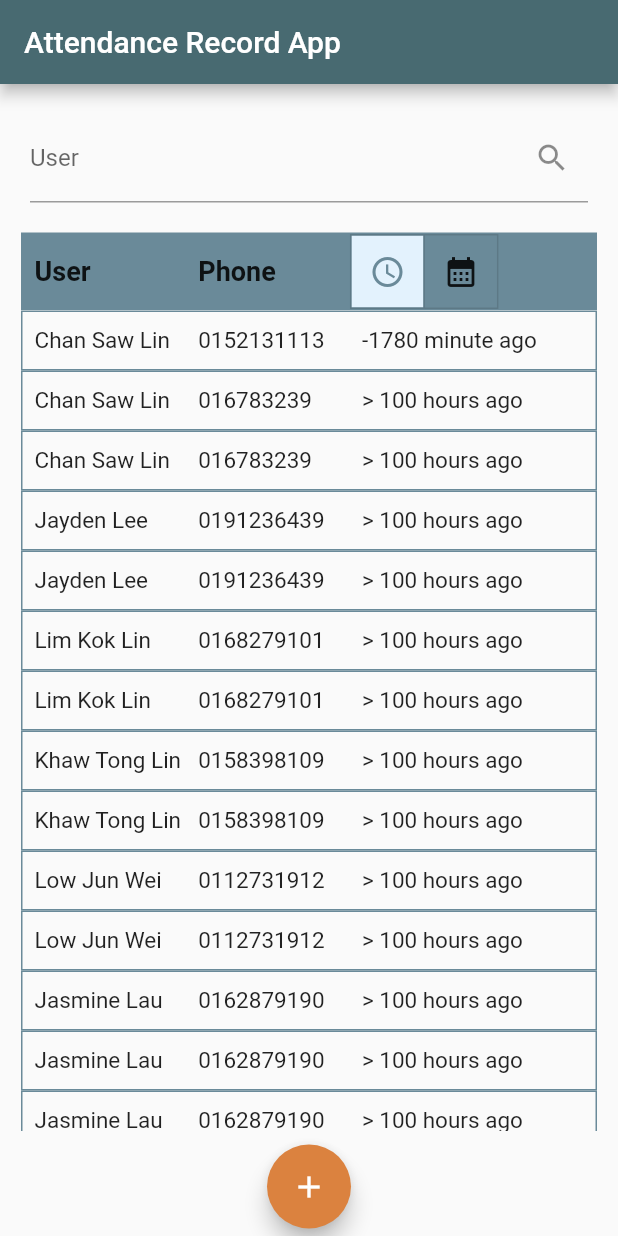
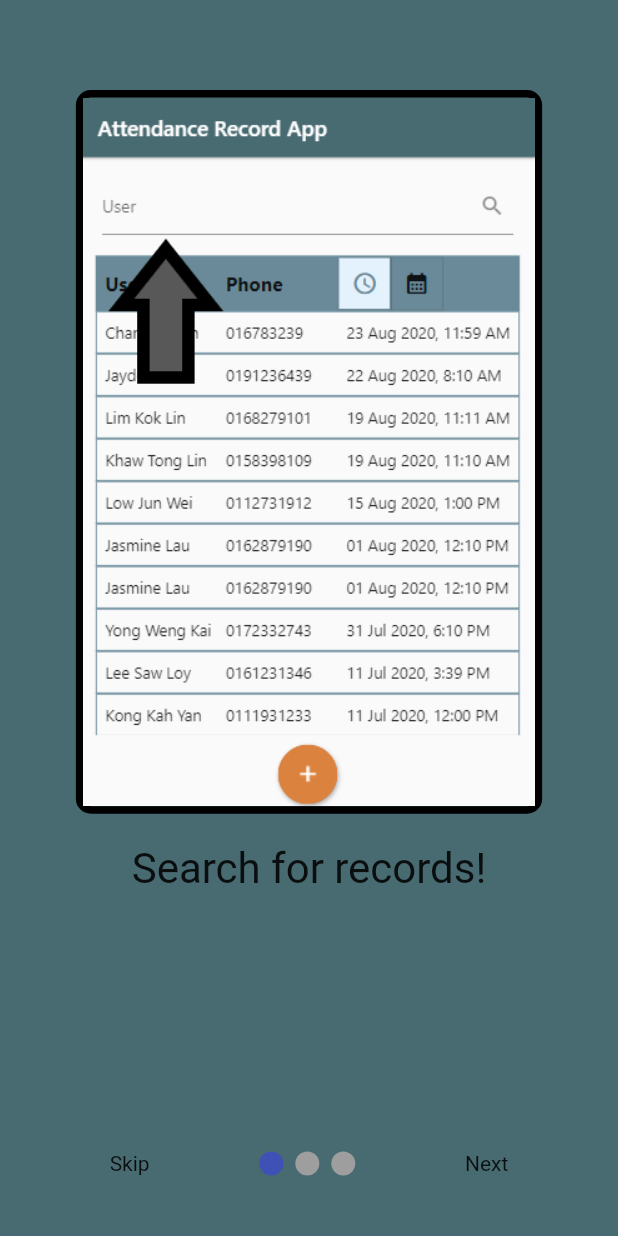
Before and after one commit to wuburn10/attendance, a Flutter app: the screen it shows after launch, on a phone screen of 412 x 824 dp. Run offline on Flutter 3.47's test engine with Material 2 defaults, Android fonts, the phone set to English and light mode, and no system bars; drawn by our look-alikes of smooth_page_indicator; our stand-ins replace share_plus, shared_preferences.

Commit message:
5th Commit

```diff
--- a/lib/homepage.dart
+++ b/lib/homepage.dart
@@ -1,7 +1,7 @@
 import 'package:attendance/record.dart';
 import 'package:attendance/detailspage.dart';
 import 'package:flutter/material.dart';
-import 'package:flutter/rendering.dart';
+import 'package:shared_preferences/shared_preferences.dart';
 
 class HomePage extends StatefulWidget {
   @override
@@ -11,103 +11,36 @@ class HomePage extends StatefulWidget {
 class _HomePageState extends State<HomePage> {
   List<RecordAttendance> attendanceList = [
     RecordAttendance(
-        user: "Chan Saw Lin",
-        phone: "0152131113",
-        checkIn: DateTime.parse("2023-05-04 16:10:05")),
+        "Chan Saw Lin", "0152131113", DateTime.parse("2020-06-30 16:10:05")),
     RecordAttendance(
-        user: "Lee Saw Loy",
-        phone: "0161231346",
-        checkIn: DateTime.parse("2020-07-11 15:39:59")),
+        "Lee Saw Loy", "0161231346", DateTime.parse("2020-07-11 15:39:59")),
     RecordAttendance(
-        user: "Khaw Tong Lin",
-        phone: "0158398109",
-        checkIn: DateTime.parse("2020-08-19 11:10:18")),
+        "Khaw Tong Lin", "0158398109", DateTime.parse("2020-08-19 11:10:18")),
     RecordAttendance(
-        user: "Lim Kok Lin",
-        phone: "0168279101",
-        checkIn: DateTime.parse("2020-08-19 11:11:35")),
+        "Lim Kok Lin", "0168279101", DateTime.parse("2020-08-19 11:11:35")),
     RecordAttendance(
-        user: "Low Jun Wei",
-        phone: "0112731912",
-        checkIn: DateTime.parse("2020-08-15 13:00:05")),
+        "Low Jun Wei", "0112731912", DateTime.parse("2020-08-15 13:00:05")),
     RecordAttendance(
-        user: "Yong Weng Kai",
-        phone: "0172332743",
-        checkIn: DateTime.parse("2020-07-31 18:10:11")),
+        "Yong Weng Kai", "0172332743", DateTime.parse("2020-07-31 18:10:11")),
     RecordAttendance(
-        user: "Jayden Lee",
-        phone: "0191236439",
-        checkIn: DateTime.parse("2020-08-22 08:10:38")),
+        "Jayden Lee", "0191236439", DateTime.parse("2020-08-22 08:10:38")),
     RecordAttendance(
-        user: "Kong Kah Yan",
-        phone: "0111931233",
-        checkIn: DateTime.parse("2020-07-11 12:00:00")),
+        "Kong Kah Yan", "0111931233", DateTime.parse("2020-07-11 12:00:00")),
     RecordAttendance(
-        user: "Jasmine Lau",
-        phone: "0162879190",
-        checkIn: DateTime.parse("2020-08-01 12:10:05")),
+        "Jasmine Lau", "0162879190", DateTime.parse("2020-08-01 12:10:05")),
     RecordAttendance(
-        user: "Chan Saw Lin",
-        phone: "016783239",
-        checkIn: DateTime.parse("2020-08-23 11:59:05")),
+        "Chan Saw Lin", "016783239", DateTime.parse("2020-08-23 11:59:05")),
     RecordAttendance(
-        user: "Jasmine Lau",
-        phone: "0162879190",
-        checkIn: DateTime.parse("2020-08-01 12:10:05")),
-    RecordAttendance(
-        user: "Chan Saw Lin",
-        phone: "0152131113",
-        checkIn: DateTime.parse("2020-06-30 16:10:05")),
-    RecordAttendance(
-        user: "Lee Saw Loy",
-        phone: "0161231346",
-        checkIn: DateTime.parse("2020-07-11 15:39:59")),
-    RecordAttendance(
-        user: "Khaw Tong Lin",
-        phone: "0158398109",
-        checkIn: DateTime.parse("2020-08-19 11:10:18")),
-    RecordAttendance(
-        user: "Lim Kok Lin",
-        phone: "0168279101",
-        checkIn: DateTime.parse("2020-08-19 11:11:35")),
-    RecordAttendance(
-        user: "Low Jun Wei",
-        phone: "0112731912",
-        checkIn: DateTime.parse("2020-08-15 13:00:05")),
-    RecordAttendance(
-        user: "Yong Weng Kai",
-        phone: "0172332743",
-        checkIn: DateTime.parse("2020-07-31 18:10:11")),
-    RecordAttendance(
-        user: "Jayden Lee",
-        phone: "0191236439",
-        checkIn: DateTime.parse("2020-08-22 08:10:38")),
-    RecordAttendance(
-        user: "Kong Kah Yan",
-        phone: "0111931233",
-        checkIn: DateTime.parse("2020-07-11 12:00:00")),
-    RecordAttendance(
-        user: "Jasmine Lau",
-        phone: "0162879190",
-        checkIn: DateTime.parse("2020-08-01 12:10:05")),
-    RecordAttendance(
-        user: "Chan Saw Lin",
-        phone: "016783239",
-        checkIn: DateTime.parse("2020-08-23 11:59:05")),
-    RecordAttendance(
-        user: "Jasmine Lau",
-        phone: "0162879190",
-        checkIn: DateTime.parse("2020-08-01 12:10:05")),
+        "Jasmine Lau", "0162879190", DateTime.parse("2020-08-01 12:10:05")),
   ];
 
   List<RecordAttendance> searchAttendanceList = [];
-
 
   final List<bool> _selections = <bool>[true, false];
 
   bool _selectionsTimeAgo = true;
 
-  List<bool> getSelections(){
+  List<bool> getSelections() {
     return _selections;
   }
 
@@ -132,6 +65,30 @@ class _HomePageState extends State<HomePage> {
     setState(() {
       searchAttendanceList = results;
     });
+
+    bool timeAgo;
+
+    _loadSelectedTimeAgo() async {
+      SharedPreferences prefs = await SharedPreferences.getInstance();
+      setState(() {
+        timeAgo = prefs.getBool('selectedTimeAgo') ??
+            true; // Default value is true if the value is not stored in SharedPreferences
+      });
+    }
+
+    void _onTimeFormatChanged(bool newValue) async {
+      SharedPreferences prefs = await SharedPreferences.getInstance();
+      prefs.setBool('selectedTimeAgo', newValue);
+      setState(() {
+        timeAgo = newValue;
+      });
+    }
+
+    @override
+    void initState() {
+      super.initState();
+      _loadSelectedTimeAgo();
+    }
   }
 
   final nameController = TextEditingController();
@@ -159,27 +116,37 @@ class _HomePageState extends State<HomePage> {
                 ),
                 Align(
                   alignment: Alignment.centerLeft,
-                  child: Text('Phone'),
+                  child: const Text('Phone'),
                 ),
                 TextField(
                   controller: phoneController,
                   autofocus: true,
-                  decoration:
-                      InputDecoration(hintText: "Enter your phone number"),
+                  decoration: const InputDecoration(
+                      hintText: "Enter your phone number"),
                 ),
               ],
             ),
             actions: [
               TextButton(
-                child: Text("Submit"),
+                child: const Text("Submit"),
                 onPressed: () {
+                  final success = SnackBar(
+                      content: const Text("New record is added!"),
+                      duration: const Duration(seconds: 3),
+                      action: SnackBarAction(
+                          label: "Close",
+                          onPressed: () {
+                            ScaffoldMessenger.of(context).hideCurrentSnackBar();
+                          }));
+                  ScaffoldMessenger.of(context).showSnackBar(success);
                   final name = nameController.text;
                   final phone = phoneController.text;
                   final record = RecordAttendance(
-                      user: name, phone: phone, checkIn: DateTime.now());
+                      name, phone, DateTime.now(), _selectionsTimeAgo);
                   setState(() {
                     attendanceList.add(record);
                   });
+
                   Navigator.of(context).pop();
                 },
               ),
@@ -188,12 +155,13 @@ class _HomePageState extends State<HomePage> {
 
   @override
   Widget build(BuildContext context) {
-    attendanceList.sort(
-        (a, b) => b.checkIn.compareTo(a.checkIn)); // sorting to new -> old
+    attendanceList
+        .sort((a, b) => b.checkIn.compareTo(a.checkIn)); // sorting new -> old
     return Scaffold(
       appBar: AppBar(
+        automaticallyImplyLeading: false,
         backgroundColor: const Color(0xFF486A71),
-        title: Text('Attendance Record App'),
+        title: const Text('Attendance Record App'),
       ),
       body: Column(
         children: [
@@ -204,8 +172,8 @@ class _HomePageState extends State<HomePage> {
             padding: const EdgeInsets.symmetric(horizontal: 20.0),
             child: TextField(
               onChanged: (value) => _runFilter(value),
-              decoration: InputDecoration(
-                suffixIcon: const Icon(Icons.search),
+              decoration: const InputDecoration(
+                suffixIcon: Icon(Icons.search),
                 labelText: 'User',
                 hintText: "Enter User's Name",
               ),
@@ -223,7 +191,7 @@ class _HomePageState extends State<HomePage> {
               ),
               child: Row(
                 children: [
-                  Expanded(
+                  const Expanded(
                     flex: 2,
                     child: Padding(
                       padding: const EdgeInsets.only(left: 8.0),
@@ -256,18 +224,19 @@ class _HomePageState extends State<HomePage> {
                           onPressed: (int index) {
                             setState(() {
                               _selections[index] = !_selections[index];
-                              if (index == 1){ // dd MM yy
+                              if (index == 1) {
+                                // dd MM yy
                                 _selectionsTimeAgo = false;
                                 _selections[0] = false;
                                 _selections[1] = true;
-                                print(_selectionsTimeAgo);
-                              }else{ // time Ago
+                              } else {
+                                // time Ago
                                 _selectionsTimeAgo = true;
                                 _selections[1] = false;
                                 _selections[0] = true;
-                                print(_selectionsTimeAgo);
                               }
                             });
+                            setState(() {});
                           },
                           children: const [
                             Icon(Icons.access_time),
@@ -298,10 +267,10 @@ class _HomePageState extends State<HomePage> {
                       );
                     },
                     child: RecordAttendance(
-                      user: searchAttendanceList[index].user,
-                      phone: searchAttendanceList[index].phone,
-                      checkIn: searchAttendanceList[index].checkIn,
-                    ),
+                        searchAttendanceList[index].user,
+                        searchAttendanceList[index].phone,
+                        searchAttendanceList[index].checkIn,
+                        _selectionsTimeAgo),
                   );
                 },
               ),
--- /dev/null
+++ b/lib/intropage.dart
@@ -0,0 +1,145 @@
+import 'package:attendance/homepage.dart';
+import 'package:flutter/cupertino.dart';
+
+import 'package:flutter/material.dart';
+import 'package:smooth_page_indicator/smooth_page_indicator.dart';
+
+class IntroPage extends StatefulWidget {
+  const IntroPage({Key? key}) : super(key: key);
+
+  @override
+  _IntroPageScreenState createState() => _IntroPageScreenState();
+}
+
+class _IntroPageScreenState extends State<IntroPage> {
+  final PageController _controller = PageController();
+  bool onLastPage = false;
+  @override
+  Widget build(BuildContext context) {
+    return Scaffold(
+        body: Stack(children: [
+      PageView(
+        controller: _controller,
+        onPageChanged: (index) {
+          setState(() {
+            onLastPage = (index == 2);
+          });
+        },
+        children: [
+          Container(
+            height: 200,
+            width: 20,
+            color: const Color(0xFF486A71),
+            child: Column(
+              children: [
+                SizedBox(
+                  height: 60,
+                ),
+                Container(
+                  decoration: BoxDecoration(
+                    border: Border.all(width: 5),
+                    borderRadius: BorderRadius.circular(10),
+                  ),
+                  child: Image.asset('lib/images/intro1.png', scale: 1.2),
+                ),
+                const SizedBox(
+                  height: 20,
+                ),
+                const Center(
+                    child: Text(
+                  "Search for records!",
+                  style: TextStyle(fontSize: 28),
+                )),
+              ],
+            ),
+          ),
+          Container(
+            color: const Color(0xFF6A8A99),
+            child: Column(
+              children: [
+                SizedBox(
+                  height: 60,
+                ),
+                Container(
+                  decoration: BoxDecoration(
+                    border: Border.all(width: 5),
+                    borderRadius: BorderRadius.circular(10),
+                  ),
+                  child: Image.asset('lib/images/intro2.png', scale: 1.2),
+                ),
+                const SizedBox(
+                  height: 20,
+                ),
+                const Center(
+                    child: Text(
+                  "Add new records!",
+                  style: TextStyle(fontSize: 28),
+                )),
+              ],
+            ),
+          ),
+          Container(
+            color: const Color(0xFFDB823F),
+            child: Column(
+              children: [
+                SizedBox(
+                  height: 60,
+                ),
+                Container(
+                  decoration: BoxDecoration(
+                    border: Border.all(width: 5),
+                    borderRadius: BorderRadius.circular(10),
+                  ),
+                  child: Image.asset('lib/images/intro3.png', scale: 1.2),
+                ),
+                const SizedBox(
+                  height: 20,
+                ),
+                const Center(
+                    child: Text(
+                  "View individual records!",
+                  style: TextStyle(fontSize: 28),
+                )),
+              ],
+            ),
+          ),
+        ],
+      ),
+      Container(
+        alignment: Alignment(0, 0.9),
+        child: Row(mainAxisAlignment: MainAxisAlignment.spaceEvenly, children: [
+          // skip button
+          GestureDetector(
+            onTap: () {
+              _controller.jumpToPage(2);
+            },
+            child: const Text('Skip'),
+          ),
+
+          // dot indicator
+          SmoothPageIndicator(controller: _controller, count: 3),
+
+          // next/done button
+          onLastPage
+              ? GestureDetector(
+                  onTap: () {
+                    Navigator.push(context,
+                        MaterialPageRoute(builder: (context) {
+                      return HomePage();
+                    }));
+                  },
+                  child: Text('Done'),
+                )
+              : GestureDetector(
+                  onTap: () {
+                    _controller.nextPage(
+                        duration: Duration(milliseconds: 500),
+                        curve: Curves.easeIn);
+                  },
+                  child: Text('Next'),
+                ),
+        ]),
+      ),
+    ]));
+  }
+}
--- a/lib/main.dart
+++ b/lib/main.dart
@@ -1,16 +1,17 @@
+import 'package:attendance/intropage.dart';
 import 'package:flutter/material.dart';
-import 'package:attendance/homepage.dart';
-
 void main() {
   runApp(MyApp());
 }
 
 class MyApp extends StatelessWidget {
+  const MyApp({super.key});
+
   @override
   Widget build(BuildContext context) {
-    return MaterialApp(
+    return const MaterialApp(
       title: 'Attendance Record App',
-      home: HomePage(),
+      home: IntroPage(),
       debugShowCheckedModeBanner: false,
     );
   }
--- a/lib/record.dart
+++ b/lib/record.dart
@@ -2,27 +2,28 @@ import 'package:flutter/material.dart';
 import 'package:intl/intl.dart';
 
 class RecordAttendance extends StatelessWidget {
-  final String user;
-  final String phone;
-  final DateTime checkIn;
+  String user;
+  String phone;
+  DateTime checkIn;
+  bool timeAgo;
 
-  RecordAttendance({
-    required this.user,
-    required this.phone,
-    required this.checkIn,
-  });
+  RecordAttendance(this.user, this.phone, this.checkIn, [this.timeAgo = true]);
 
   String _getTimeDifference() {
     final Duration timeDiff = DateTime.now().difference(checkIn);
     if (timeDiff.inHours < 1) {
-      if (timeDiff.inMinutes == 0){
+      if (timeDiff.inMinutes == 0) {
         return '< 1 minute ago';
       }
       return '${timeDiff.inMinutes} minute ago';
-    }else if(timeDiff.inHours > 100){
+    } else if (timeDiff.inHours > 100) {
       return '> 100 hours ago';
     }
     return '${timeDiff.inHours} hours ago';
+  }
+
+  String _getDateTime() {
+    return DateFormat("dd MMM yyyy, h:mm a").format(checkIn);
   }
 
   @override
@@ -64,7 +65,7 @@ class RecordAttendance extends StatelessWidget {
               child: Padding(
                 padding: const EdgeInsets.only(left: 8.0),
                 child: Text(
-                  _getTimeDifference(),
+                  timeAgo ? _getTimeDifference() : _getDateTime(),
                   style: const TextStyle(fontSize: 15),
                   overflow: TextOverflow.ellipsis,
                 ),
```
Also changed, not shown: lib/detailspage.dart (+28 -6 lines), pubspec.yaml (+5 -2 lines), lib/images/intro1.png (added), lib/images/intro2.png (added), lib/images/intro3.png (added), lib/images/profile.png (added), pubspec.lock, 5 other files.
